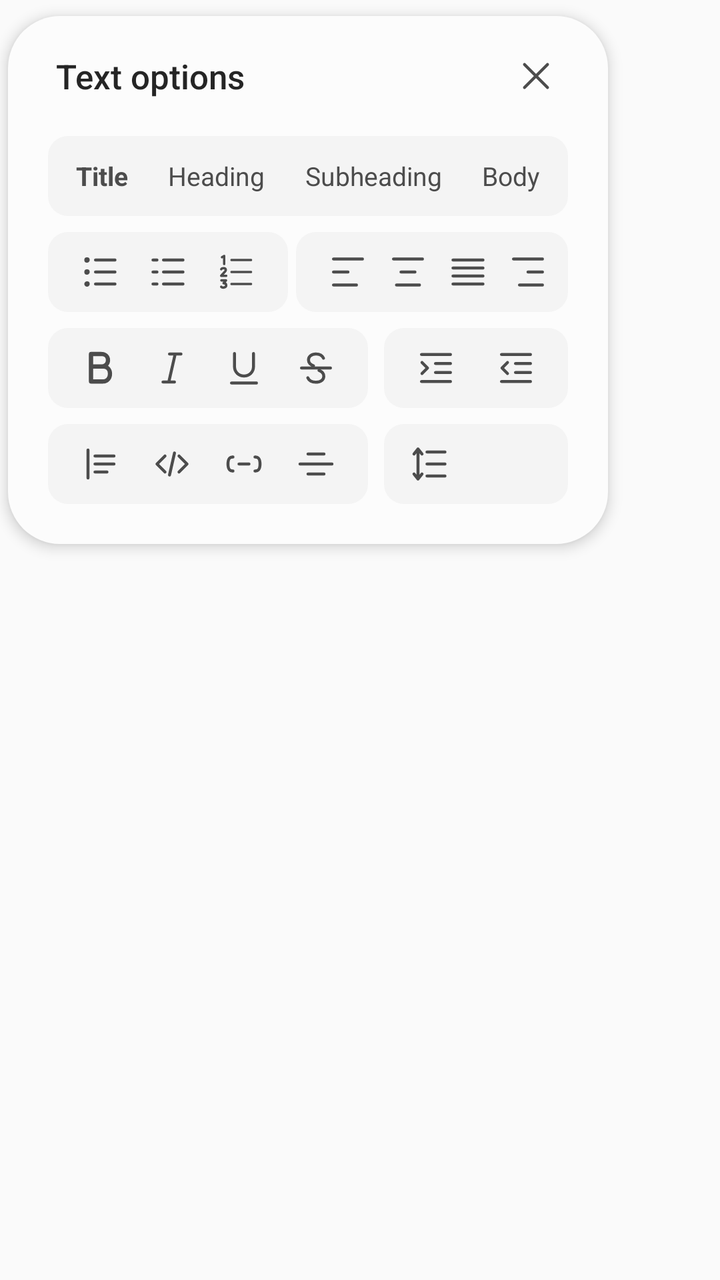
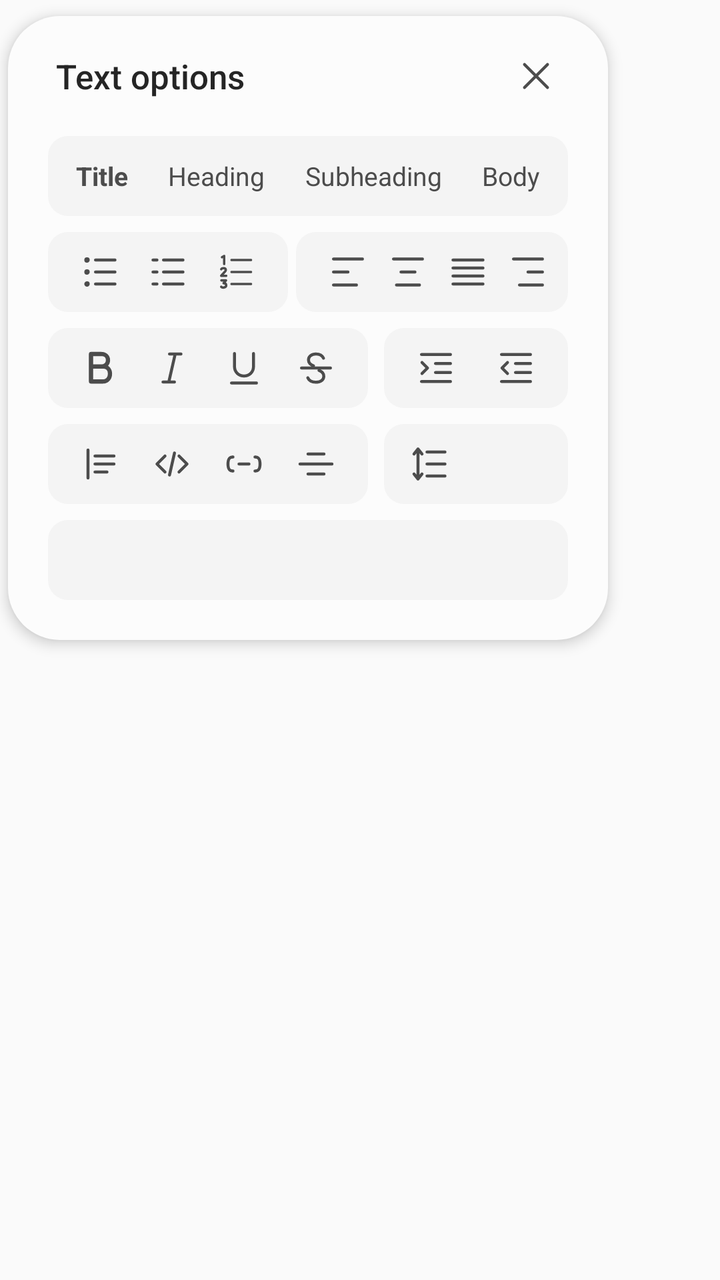

Before-and-after screenshots of an Android layout around one commit, followed by the original layout XML and the change that was made.
<!-- AndroidManifest.xml: application theme AppTheme -->
<!-- res/layout/text_options_panel.xml -->
<?xml version="1.0" encoding="utf-8"?>
<FrameLayout xmlns:android="http://schemas.android.com/apk/res/android"
    android:layout_width="wrap_content"
    android:layout_height="wrap_content"
    android:paddingStart="4dp"
    android:paddingTop="8dp"
    android:paddingEnd="4dp"
    android:paddingBottom="8dp"
    android:clipToPadding="false">

    <LinearLayout
        android:layout_width="300dp"
        android:layout_height="wrap_content"
        android:background="@drawable/panel_background"
        android:elevation="4dp"
        android:orientation="vertical"
        android:paddingBottom="20dp">

        <RelativeLayout
            android:layout_width="match_parent"
            android:layout_height="60dp"
            android:layout_marginStart="24dp"
            android:layout_marginEnd="24dp">

            <TextView
                android:layout_width="wrap_content"
                android:layout_height="wrap_content"
                android:layout_alignParentStart="true"
                android:layout_centerVertical="true"
                android:layout_toStartOf="@id/close"
                android:ellipsize="end"
                android:fontFamily="sans-serif-medium"
                android:maxLines="1"
                android:text="@string/text_options"
                android:textColor="@color/panel_title"
                android:textSize="17sp" />

            <ImageButton
                android:id="@+id/close"
                style="@style/PanelButton"
                android:layout_width="24dp"
                android:layout_height="24dp"
                android:layout_alignParentEnd="true"
                android:layout_centerVertical="true"
                android:contentDescription="@string/close"
                android:src="@drawable/ic_close" />
        </RelativeLayout>

        
        <LinearLayout style="@style/PanelGroup" android:layout_width="260dp" android:layout_gravity="center_horizontal"
            android:paddingStart="4dp" android:paddingEnd="4dp">
            <TextView android:id="@+id/role_title" style="@style/PanelChip" android:text="@string/role_title" android:textStyle="bold" />
            <TextView android:id="@+id/role_heading" style="@style/PanelChip" android:text="@string/role_heading" />
            <TextView android:id="@+id/role_subheading" style="@style/PanelChip" android:text="@string/role_subheading" />
            <TextView android:id="@+id/role_body" style="@style/PanelChip" android:text="@string/role_body" />
        </LinearLayout>

        <LinearLayout android:layout_width="260dp" android:layout_height="40dp" android:layout_gravity="center_horizontal"
            android:layout_marginTop="8dp" android:orientation="horizontal" android:layoutDirection="ltr">
            <LinearLayout style="@style/PanelGroup" android:layout_width="120dp">
                <ImageButton android:id="@+id/bullets" style="@style/PanelButton" android:src="@drawable/ic_list_bullets" android:contentDescription="@string/bullets" />
                <Space android:layout_width="0dp" android:layout_height="1dp" android:layout_weight="1" />
                <ImageButton android:id="@+id/dashes" style="@style/PanelButton" android:src="@drawable/ic_list_dashes" android:contentDescription="@string/dashes" />
                <Space android:layout_width="0dp" android:layout_height="1dp" android:layout_weight="1" />
                <ImageButton android:id="@+id/numbering" style="@style/PanelButton" android:src="@drawable/ic_list_numbers" android:contentDescription="@string/numbering" />
            </LinearLayout>
            <Space android:layout_width="0dp" android:layout_height="1dp" android:layout_weight="1" />
            <LinearLayout style="@style/PanelGroup" android:layout_width="136dp">
                <ImageButton android:id="@+id/align_left" style="@style/PanelButton" android:src="@drawable/ic_align_left" android:contentDescription="@string/align_left" />
                <Space android:layout_width="0dp" android:layout_height="1dp" android:layout_weight="1" />
                <ImageButton android:id="@+id/align_center" style="@style/PanelButton" android:src="@drawable/ic_align_center" android:contentDescription="@string/align_center" />
                <Space android:layout_width="0dp" android:layout_height="1dp" android:layout_weight="1" />
                <ImageButton android:id="@+id/align_justify" style="@style/PanelButton" android:src="@drawable/ic_align_justify" android:contentDescription="@string/align_justify" />
                <Space android:layout_width="0dp" android:layout_height="1dp" android:layout_weight="1" />
                <ImageButton android:id="@+id/align_right" style="@style/PanelButton" android:src="@drawable/ic_align_right" android:contentDescription="@string/align_right" />
            </LinearLayout>
        </LinearLayout>

        <LinearLayout android:layout_width="260dp" android:layout_height="40dp" android:layout_gravity="center_horizontal"
            android:layout_marginTop="8dp" android:orientation="horizontal">
            <LinearLayout style="@style/PanelGroup" android:layout_width="160dp">
                <ImageButton android:id="@+id/bold" style="@style/PanelButton" android:src="@drawable/ic_bold" android:contentDescription="@string/bold" />
                <Space android:layout_width="0dp" android:layout_height="1dp" android:layout_weight="1" />
                <ImageButton android:id="@+id/italic" style="@style/PanelButton" android:src="@drawable/ic_italic" android:contentDescription="@string/italic" />
                <Space android:layout_width="0dp" android:layout_height="1dp" android:layout_weight="1" />
                <ImageButton android:id="@+id/underline" style="@style/PanelButton" android:src="@drawable/ic_underline" android:contentDescription="@string/underline" />
                <Space android:layout_width="0dp" android:layout_height="1dp" android:layout_weight="1" />
                <ImageButton android:id="@+id/strikethrough" style="@style/PanelButton" android:src="@drawable/ic_strikethrough" android:contentDescription="@string/strikethrough" />
            </LinearLayout>
            <Space android:layout_width="0dp" android:layout_height="1dp" android:layout_weight="1" />
            <LinearLayout style="@style/PanelGroup" android:layout_width="92dp">
                <ImageButton android:id="@+id/indent" style="@style/PanelButton" android:src="@drawable/ic_indent" android:contentDescription="@string/indent" />
                <Space android:layout_width="0dp" android:layout_height="1dp" android:layout_weight="1" />
                <ImageButton android:id="@+id/outdent" style="@style/PanelButton" android:src="@drawable/ic_outdent" android:contentDescription="@string/outdent" />
            </LinearLayout>
        </LinearLayout>

        <LinearLayout android:layout_width="260dp" android:layout_height="40dp" android:layout_gravity="center_horizontal"
            android:layout_marginTop="8dp" android:orientation="horizontal" android:layoutDirection="ltr">
            <LinearLayout style="@style/PanelGroup" android:layout_width="160dp">
                <ImageButton android:id="@+id/quote" style="@style/PanelButton" android:src="@drawable/ic_quote" android:contentDescription="@string/quote" />
                <Space android:layout_width="0dp" android:layout_height="1dp" android:layout_weight="1" />
                <ImageButton android:id="@+id/code_block" style="@style/PanelButton" android:src="@drawable/ic_code_block" android:contentDescription="@string/code_block" />
                <Space android:layout_width="0dp" android:layout_height="1dp" android:layout_weight="1" />
                <ImageButton android:id="@+id/inline_code" style="@style/PanelButton" android:src="@drawable/ic_inline_code" android:contentDescription="@string/inline_code" />
                <Space android:layout_width="0dp" android:layout_height="1dp" android:layout_weight="1" />
                <ImageButton android:id="@+id/divider" style="@style/PanelButton" android:src="@drawable/ic_divider" android:contentDescription="@string/divider" />
            </LinearLayout>
            <Space android:layout_width="0dp" android:layout_height="1dp" android:layout_weight="1" />
            <LinearLayout android:id="@+id/line_spacing" style="@style/PanelGroup" android:layout_width="92dp"
                android:background="@drawable/panel_group_background" android:contentDescription="@string/line_spacing">
                <ImageView android:layout_width="24dp" android:layout_height="24dp" android:src="@drawable/ic_line_spacing"
                    android:tint="@color/icon_tint" android:importantForAccessibility="no" />
                <TextView android:id="@+id/line_spacing_label" android:layout_width="0dp" android:layout_height="wrap_content"
                    android:layout_weight="1" android:gravity="center" android:textColor="@color/size_label" android:textSize="14sp" />
            </LinearLayout>
        </LinearLayout>
    </LinearLayout>
</FrameLayout>
<!-- resources referenced by this layout -->
<resources>
  <color name="icon_tint">#FF4C4C4C</color>
  <color name="panel_title">#FF252525</color>
  <color name="size_label">#FF4C4C4C</color>
  <!-- drawable ic_divider (drawable) -->
  <?xml version="1.0" encoding="utf-8"?>
  <vector xmlns:android="http://schemas.android.com/apk/res/android"
      android:width="24dp" android:height="24dp" android:viewportWidth="24" android:viewportHeight="24"
      android:autoMirrored="false">
      <path android:pathData="M4,12H20M8,7H16M8,17H16" android:strokeColor="#FF4C4C4C" android:strokeWidth="1.5"
          android:strokeLineCap="round" android:strokeLineJoin="round" android:fillColor="#00000000" />
  </vector>
  <!-- drawable panel_background (drawable) -->
  <?xml version="1.0" encoding="utf-8"?>
  <shape xmlns:android="http://schemas.android.com/apk/res/android" android:shape="rectangle">
      <corners android:radius="26dp" />
      <solid android:color="@color/panel_background" />
  </shape>
  <!-- drawable panel_group_background (drawable) -->
  <?xml version="1.0" encoding="utf-8"?>
  <shape xmlns:android="http://schemas.android.com/apk/res/android" android:shape="rectangle">
      <corners android:radius="10dp" />
      <solid android:color="@color/panel_group" />
  </shape>
  <string name="align_center">Align text to center</string>
  <string name="align_justify">Justify</string>
  <string name="align_left">Align text to left</string>
  <string name="align_right">Align text to right</string>
  <string name="bold">Bold</string>
  <string name="bullets">Bullet points</string>
  <string name="close">Close</string>
  <string name="code_block">Code block</string>
  <string name="dashes">Dashed list</string>
  <string name="divider">Insert divider</string>
  <string name="indent">Indent</string>
  <string name="inline_code">Inline code</string>
  <string name="italic">Italic</string>
  <string name="line_spacing">Line spacing</string>
  <string name="numbering">Numbered list</string>
  <string name="outdent">Outdent</string>
  <string name="quote">Block quote</string>
  <string name="role_body">Body</string>
  <string name="role_heading">Heading</string>
  <string name="role_subheading">Subheading</string>
  <string name="role_title">Title</string>
  <string name="strikethrough">Strikethrough</string>
  <string name="text_options">Text options</string>
  <string name="underline">Underline</string>
  <style name="PanelButton">
          <item name="android:layout_width">30dp</item>
          <item name="android:layout_height">30dp</item>
          <item name="android:layout_gravity">center_vertical</item>
          <item name="android:scaleType">center</item>
          <item name="android:background">@drawable/toolbar_item_background</item>
          <item name="android:tint">@color/icon_tint</item>
      </style>
  <style name="PanelGroup">
          <item name="android:layout_height">40dp</item>
          <item name="android:orientation">horizontal</item>
          <item name="android:gravity">center_vertical</item>
          <item name="android:paddingStart">11dp</item>
          <item name="android:paddingEnd">11dp</item>
          <item name="android:background">@drawable/panel_group_background</item>
      </style>
  <style name="AppTheme" parent="@android:style/Theme.Material.Light.NoActionBar">
          <item name="android:colorAccent">#FF007AFF</item>
      </style>
  <color name="panel_background">#FFFCFCFC</color>
  <color name="panel_group">#FFF4F4F4</color>
  <color name="item_pressed">#1A000000</color>
  <color name="item_selected">#14000000</color>
  <!-- unchanged entries left out for length: 21 -->
</resources>

<!-- the commit's change to res/layout/text_options_panel.xml (unified diff, before → after) -->
@@ -115,5 +115,9 @@
                     android:layout_weight="1" android:gravity="center" android:textColor="@color/size_label" android:textSize="14sp" />
             </LinearLayout>
         </LinearLayout>
+
+        
+        <LinearLayout android:id="@+id/callouts" style="@style/PanelGroup" android:layout_width="260dp"
+            android:layout_gravity="center_horizontal" android:layout_marginTop="8dp" android:layoutDirection="ltr" />
     </LinearLayout>
 </FrameLayout>
